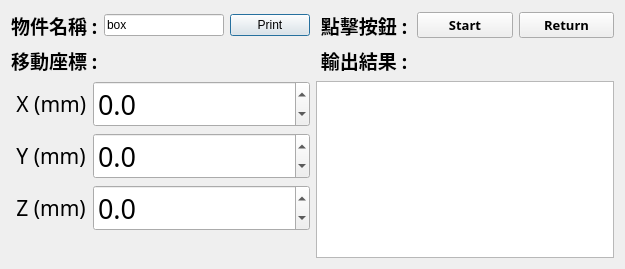
This is vrep_test/vrep/VT_v01.ui in mdecourse/vrep_project as Qt 5 draws it before an edit. The edited form follows.
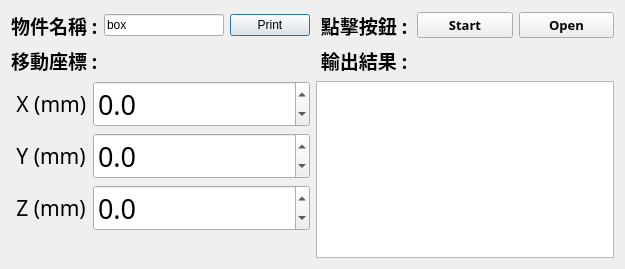
This is the edited form.

Commit message: Add: button for return origin

Diff of the .ui file:
```diff
--- a/vrep_test/vrep/VT_v01.ui
+++ b/vrep_test/vrep/VT_v01.ui
@@ -303,7 +303,7 @@
           </font>
          </property>
          <property name="text">
-          <string>Return</string>
+          <string>Open</string>
          </property>
         </widget>
        </item>
```
Left out of the diff: 2 changed lines with no effect on the pictures. The commit also changes 9 other files.
